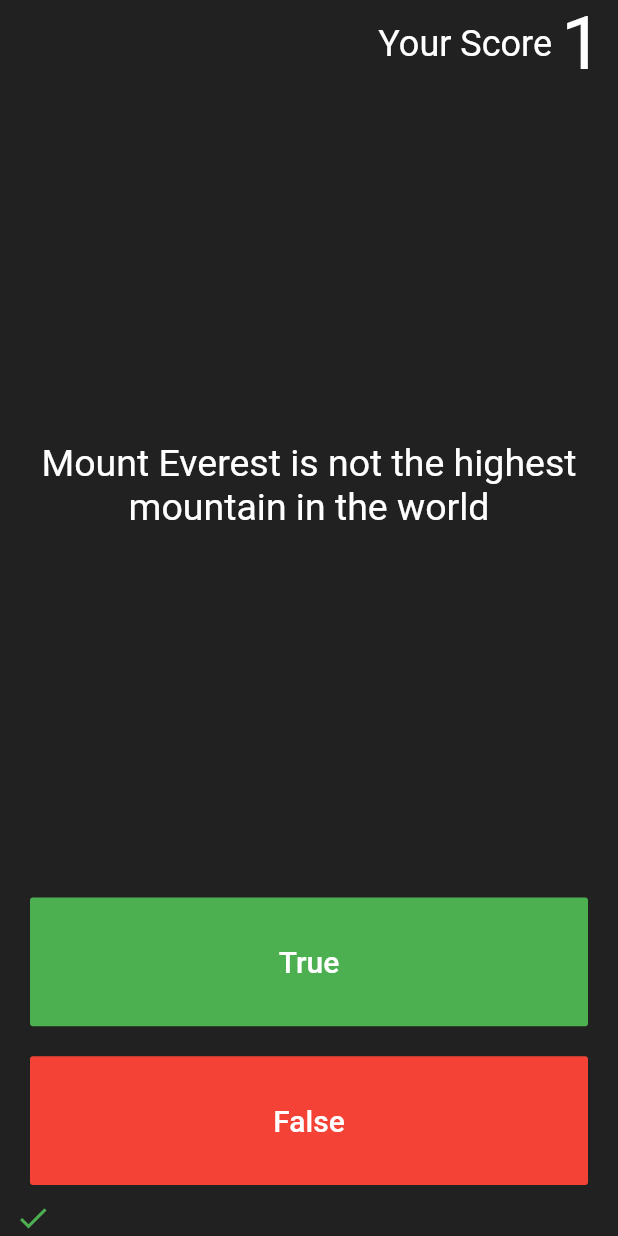
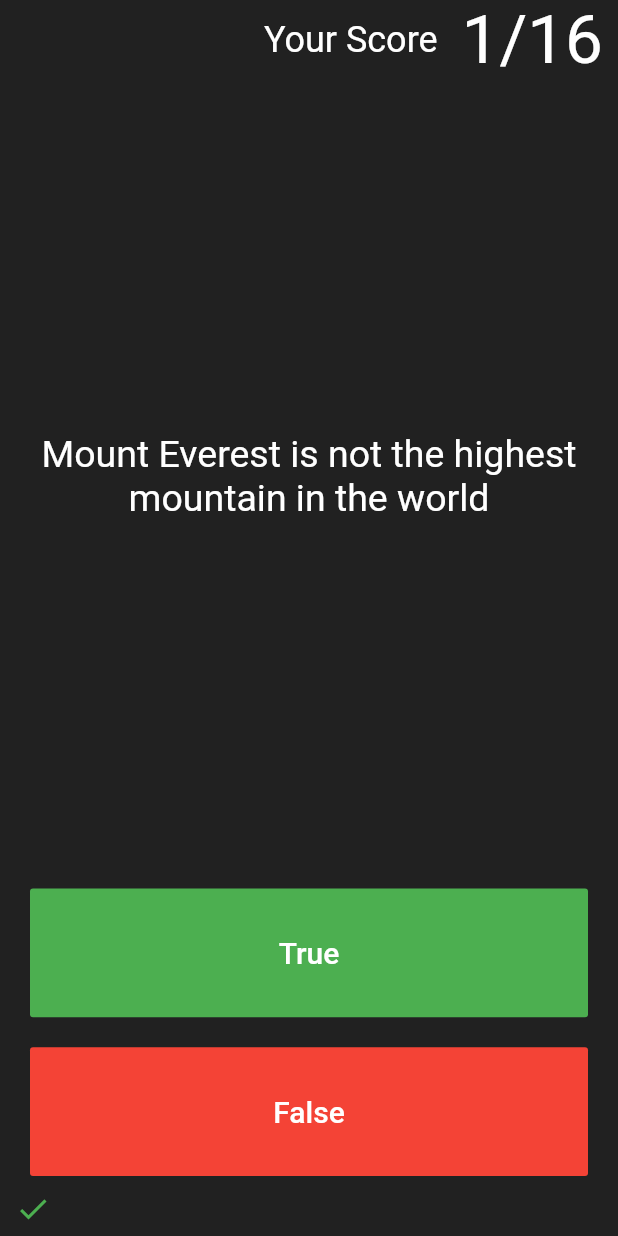
Before and after one commit to kus413/Quiz_App, a Flutter app: the screen it shows after launch, after a tap on "True", on a phone screen of 412 x 824 dp. Run offline on Flutter 3.47's test engine with Material 2 defaults, Android fonts, the phone set to English and light mode, and no system bars; our stand-ins replace rflutter_alert.

Commit message:
Second commit

```diff
--- a/lib/main.dart
+++ b/lib/main.dart
@@ -33,6 +33,7 @@ class QuizPage extends StatefulWidget {
 class _QuizPageState extends State<QuizPage> {
   List<Icon> scoreKeeper = [];
   int scoreCount = 0;
+  int totalQuestion = questionBrain.getQuestionNumber();
 
   void checkAnswer({bool userAnswer}) {
     setState(() {
@@ -43,7 +44,11 @@ class _QuizPageState extends State<QuizPage> {
           desc: "$scoreCount",
           buttons: [
             DialogButton(
-              child: Text("Play Again"),
+              child: Text(
+                "Play Again",
+                style: TextStyle(color: Colors.white),
+              ),
+              color: Colors.grey.shade700,
               onPressed: () {
                 Navigator.pop(context);
               },
@@ -88,10 +93,13 @@ class _QuizPageState extends State<QuizPage> {
                 style: TextStyle(color: Colors.white, fontSize: 24.0),
               ),
             ),
+            SizedBox(
+              width: 10.0,
+            ),
             Container(
               child: Text(
-                "$scoreCount",
-                style: TextStyle(color: Colors.white, fontSize: 50.0),
+                "$scoreCount/$totalQuestion",
+                style: TextStyle(color: Colors.white, fontSize: 45.0),
               ),
             ),
           ],
@@ -149,9 +157,13 @@ class _QuizPageState extends State<QuizPage> {
           ),
         ),
         SingleChildScrollView(
+          padding: EdgeInsets.fromLTRB(0, 0, 0, 20.0),
           scrollDirection: Axis.horizontal,
-          child: Row(
-            children: scoreKeeper,
+          child: Container(
+            height: 10.0,
+            child: Row(
+              children: scoreKeeper,
+            ),
           ),
         )
       ],
--- a/lib/question_brain.dart
+++ b/lib/question_brain.dart
@@ -58,4 +58,8 @@ class QuestionBrain {
   void resetQuestion() {
     _questionNumber = 0;
   }
+
+  int getQuestionNumber() {
+    return _question.length;
+  }
 }
```
